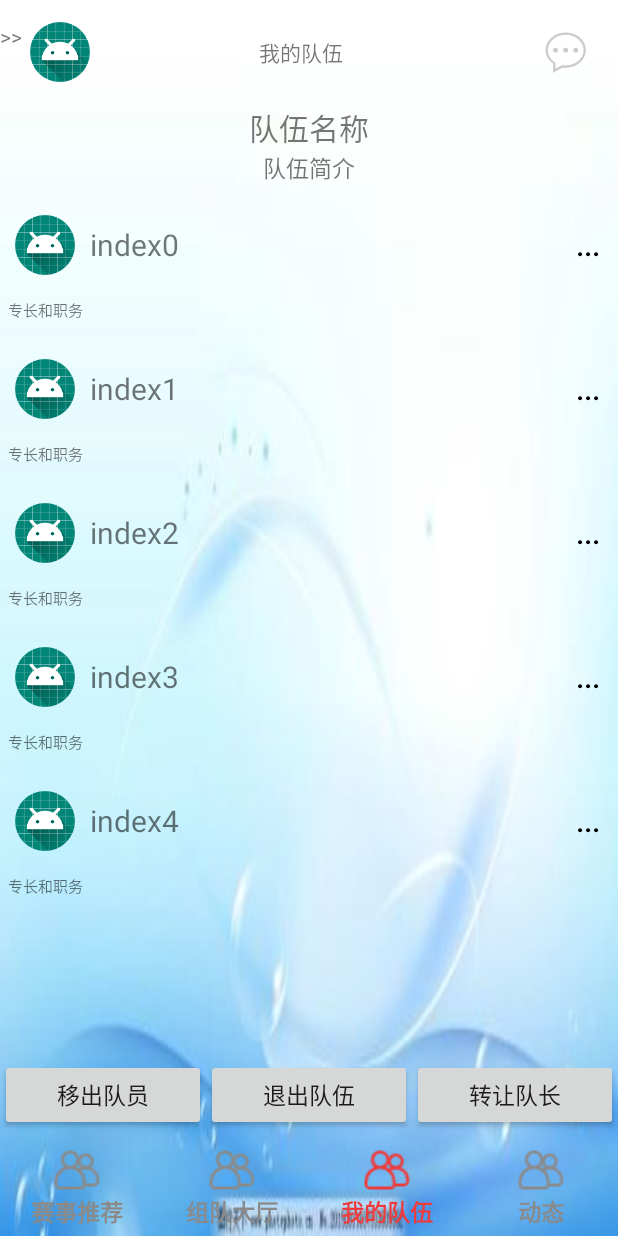
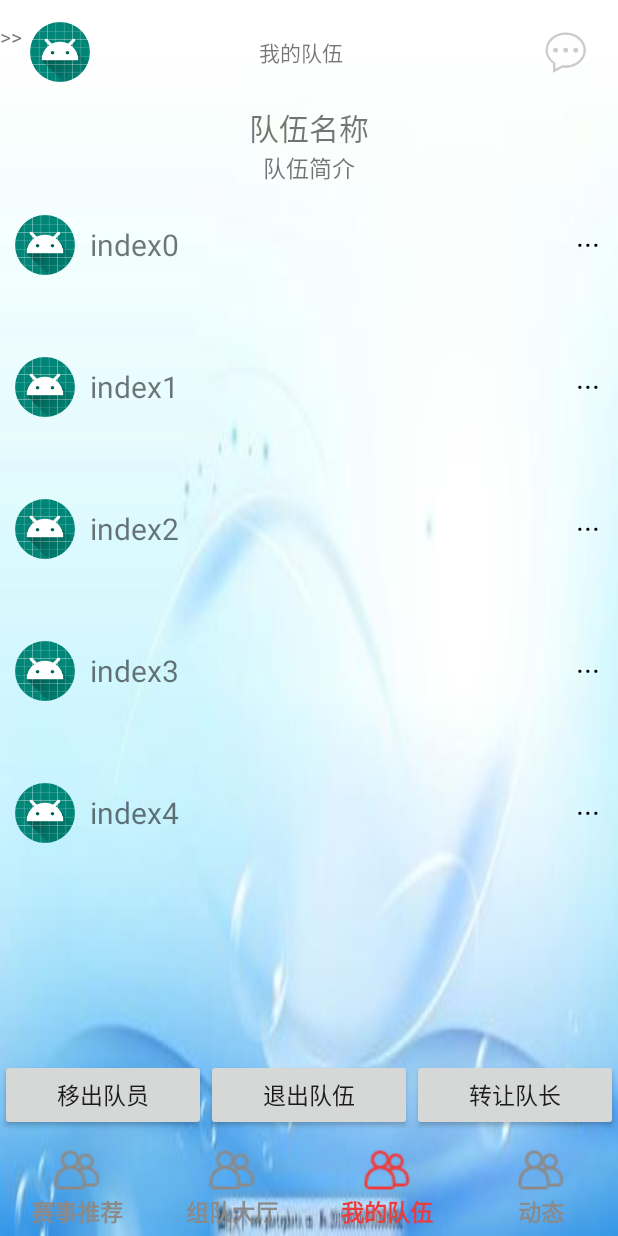
Before and after one commit to Albert9527/MeetStone, an Android app: the screen it shows after launch (HomePageActivity), after a tap on "我的队伍", on a phone screen of 412 x 824 dp. Run offline under Robolectric (Android 15) with nearby library versions, the light colour scheme and no system bars; our stand-ins replace CircleImageView, RxJava; libraries missing offline, so code that uses them is left out: com.liji.circleimageview, com.scwang.smartrefresh; plain views replace CircleImageView, SmartRefreshLayout; pictures from the network do not load; 5 statements that could not run were skipped.

Commit message:
我的队伍界面优化，点击事件响应

```diff
--- a/app/src/main/java/com/ZCZ1024/MeetStone/Adapter/MemberViewAdpter.java
+++ b/app/src/main/java/com/ZCZ1024/MeetStone/Adapter/MemberViewAdpter.java
@@ -2,6 +2,7 @@ package com.ZCZ1024.MeetStone.Adapter;
 
 import android.util.Log;
 import android.view.LayoutInflater;
+import android.view.Menu;
 import android.view.View;
 import android.view.ViewGroup;
 import android.widget.TextView;
@@ -9,27 +10,29 @@ import android.widget.TextView;
 import androidx.annotation.NonNull;
 import androidx.recyclerview.widget.RecyclerView;
 
+import com.ZCZ1024.MeetStone.Entity.Member;
 import com.ZCZ1024.MeetStone.Entity.User;
 import com.ZCZ1024.MeetStone.Fragments.FragmentMyTeam;
 import com.ZCZ1024.MeetStone.R;
+import com.liji.circleimageview.CircleImageView;
 
 import java.util.List;
 
 public class MemberViewAdpter extends RecyclerView.Adapter<MemberViewAdpter.ListviewAdpter> {
 
-    private TextView textView;
-    private List<User> users;
+    private List<Member> members;
     private FragmentMyTeam.OnItemClickListener listener;
+    private View.OnClickListener viewlistener;
 
-    public MemberViewAdpter(List<User> users) {
-        this.users = users;
+    public MemberViewAdpter(List<Member> members) {
+        this.members = members;
     }
     public void setOnItemClickListener(FragmentMyTeam.OnItemClickListener listener){
         this.listener = listener;
     }
 
-    public void setMember(List<User> users) {
-        this.users = users;
+    public void setMember(List<Member> members) {
+        this.members = members;
 
         //刷新数据
         notifyDataSetChanged();
@@ -46,29 +49,38 @@ public class MemberViewAdpter extends RecyclerView.Adapter<MemberViewAdpter.List
 
     @Override
     public void onBindViewHolder(@NonNull ListviewAdpter holder, final int position) {
-        User user = users.get(position);
-        holder.textView.setText(user.getUname());
-        holder.textView.setOnClickListener(new View.OnClickListener() {
+        viewlistener = new View.OnClickListener() {
             @Override
             public void onClick(View v) {
                 if (listener != null){
                     listener.itemClick(position,v);
                 }
             }
-        });
+        };
+        Member member = members.get(position);
+        holder.tv_member_name.setText(member.getUname());
+        holder.tv_member_tx.setOnClickListener(viewlistener);
+        holder.tv_member_more.setOnClickListener(viewlistener);
+        holder.tv_member_content.setText(member.getContent());
     }
 
     @Override
     public int getItemCount() {
-        return users.size();
+        return members.size();
     }
 
     public class ListviewAdpter extends RecyclerView.ViewHolder {
-        TextView textView;
+        TextView tv_member_name,tv_member_more,tv_member_content;
+        CircleImageView tv_member_tx;
+
         public ListviewAdpter(@NonNull View itemView) {
             super(itemView);
 
-        textView = itemView.findViewById(R.id.tv_member_uname);
+            tv_member_name = itemView.findViewById(R.id.tv_member_uname);
+            tv_member_tx = itemView.findViewById(R.id.img_member_tx);
+            tv_member_more = itemView.findViewById(R.id.tv_member_more);
+            tv_member_content = itemView.findViewById(R.id.tv_member_content);
+
         }
 
     }
--- /dev/null
+++ b/app/src/main/java/com/ZCZ1024/MeetStone/Entity/Member.java
@@ -0,0 +1,21 @@
+package com.ZCZ1024.MeetStone.Entity;
+
+public class Member extends User{
+    private String content;
+
+    public Member(){
+        super();
+    }
+
+    public Member(String uname) {
+        super(uname);
+    }
+
+    public String getContent() {
+        return content;
+    }
+
+    public void setContent(String content) {
+        this.content = content;
+    }
+}
--- a/app/src/main/java/com/ZCZ1024/MeetStone/Fragments/FragmentMyTeam.java
+++ b/app/src/main/java/com/ZCZ1024/MeetStone/Fragments/FragmentMyTeam.java
@@ -2,8 +2,12 @@ package com.ZCZ1024.MeetStone.Fragments;
 
 import android.os.Bundle;
 import android.view.LayoutInflater;
+import android.view.Menu;
+import android.view.MenuInflater;
+import android.view.MenuItem;
 import android.view.View;
 import android.view.ViewGroup;
+import android.widget.Button;
 import android.widget.Toast;
 
 import androidx.annotation.NonNull;
@@ -13,7 +17,7 @@ import androidx.recyclerview.widget.LinearLayoutManager;
 import androidx.recyclerview.widget.RecyclerView;
 
 import com.ZCZ1024.MeetStone.Adapter.MemberViewAdpter;
-import com.ZCZ1024.MeetStone.Entity.User;
+import com.ZCZ1024.MeetStone.Entity.Member;
 import com.ZCZ1024.MeetStone.R;
 import com.ZCZ1024.MeetStone.Util.RefreshUtil;
 import com.scwang.smartrefresh.layout.api.RefreshLayout;
@@ -22,26 +26,47 @@ import com.scwang.smartrefresh.layout.listener.OnRefreshListener;
 import java.util.ArrayList;
 import java.util.List;
 
-public class FragmentMyTeam extends Fragment {
-    private List<User> users;
+public class FragmentMyTeam extends Fragment implements View.OnClickListener {
+    private List<Member> members;
     private RecyclerView recyclerView;
     private MemberViewAdpter viewAdpter;
+    private Button btn_member_remove, btn_member_outTeam, btn_member_change_Captain;
 
     @Nullable
     @Override
     public View onCreateView(@NonNull LayoutInflater inflater,
                              @Nullable ViewGroup container,
                              @Nullable Bundle savedInstanceState) {
-        View view =  inflater.inflate(R.layout.fragment_myteam, container, false);
+        View view = inflater.inflate(R.layout.fragment_myteam, container, false);
+
+        initView(view);
+
         recyclerView = view.findViewById(R.id.recyclerview_member);
         recyclerView.setLayoutManager(new LinearLayoutManager(getContext()));
 
         viewAdpter = new MemberViewAdpter(null);
-
         FragmentMyTeam.OnItemClickListener listener = new FragmentMyTeam.OnItemClickListener() {
             @Override
             public void itemClick(int position, View view) {
-                Toast.makeText(view.getContext(),position+"被点击",Toast.LENGTH_LONG).show();
+                switch (view.getId()) {
+                    case R.id.tv_member_more:
+                        Toast.makeText(view.getContext(), "btn_member_outteam被点击", Toast.LENGTH_LONG).show();
+                        break;
+
+                    case R.id.tv_member_uname:
+                    Toast.makeText(view.getContext(), "tv_member_uname被点击", Toast.LENGTH_LONG).show();
+
+                    break;
+
+                    case R.id.img_member_tx:
+                        Toast.makeText(view.getContext(), "img_member_tx被点击", Toast.LENGTH_LONG).show();
+
+                        break;
+
+                    default:
+                        break;
+                }
+
             }
         };
 
@@ -65,33 +90,49 @@ public class FragmentMyTeam extends Fragment {
         return view;
     }
 
-    private void initData() {
-        users = new ArrayList<>();
-        for (int i = 0;i<5;i++){
-            User user = new User("index"+i);
-            users.add(user);
-        }
-        viewAdpter.setMember(users);
+    private void initView(View v) {
+        btn_member_remove = v.findViewById(R.id.btn_member_remove);
+        btn_member_outTeam = v.findViewById(R.id.btn_member_outTeam);
+        btn_member_change_Captain = v.findViewById(R.id.btn_member_change_Captain);
+
+        btn_member_remove.setOnClickListener(this);
+        btn_member_outTeam.setOnClickListener(this);
+        btn_member_change_Captain.setOnClickListener(this);
     }
 
-    public static interface OnItemClickListener{
-        void itemClick(int position, View view);
+    private void initData() {
+        members = new ArrayList<>();
+        for (int i = 0; i < 5; i++) {
+            Member member = new Member("index" + i);
+            members.add(member);
+        }
+        viewAdpter.setMember(members);
     }
 
-    public void myTeanmClick(View view){
-        switch (view.getId()){
+    @Override
+    public void onClick(View v) {
+        switch (v.getId()) {
             case R.id.btn_member_remove:
+                Toast.makeText(v.getContext(), "btn_member_remove被点击", Toast.LENGTH_LONG).show();
+
                 break;
 
             case R.id.btn_member_outTeam:
+                Toast.makeText(v.getContext(), "btn_member_outteam被点击", Toast.LENGTH_LONG).show();
+
                 break;
 
             case R.id.btn_member_change_Captain:
+                Toast.makeText(v.getContext(), "btn_member_change_Captain被点击", Toast.LENGTH_LONG).show();
+
                 break;
 
             default:
                 break;
         }
+    }
 
+    public static interface OnItemClickListener {
+        void itemClick(int position, View view);
     }
 }
--- a/app/src/main/res/layout/fragment_myteam.xml
+++ b/app/src/main/res/layout/fragment_myteam.xml
@@ -73,7 +73,7 @@
             android:layout_height="wrap_content"
             android:layout_weight="1"
             android:text="转让队长"
-            android:textSize="15sp" />
+            android:textSize="15sp"/>
     </LinearLayout>
 
 </LinearLayout>
--- a/app/src/main/res/layout/item_menber.xml
+++ b/app/src/main/res/layout/item_menber.xml
@@ -8,8 +8,7 @@
     <LinearLayout
         android:layout_width="match_parent"
         android:layout_height="wrap_content"
-        android:gravity="center"
-        android:orientation="horizontal">
+        android:gravity="center">
 
         <com.liji.circleimageview.CircleImageView
             android:id="@+id/img_member_tx"
@@ -22,18 +21,19 @@
             android:id="@+id/tv_member_uname"
             android:layout_width="match_parent"
             android:layout_height="wrap_content"
+            android:layout_marginLeft="10dp"
             android:layout_weight="1"
-            android:layout_marginLeft="10dp"
             android:text="用户名"
-            android:textSize="20sp" />
-        <Button
+            android:textSize="20sp"/>
+
+        <TextView
+            android:id="@+id/tv_member_more"
             android:layout_width="40dp"
             android:layout_height="40dp"
-            android:text="..."
-            android:textSize="20dp"
             android:gravity="center"
-            android:background="#00000000"
-            android:textColor="#000000"/>
+            android:text="···"
+            android:textColor="#000000"
+            android:textSize="20dp" />
     </LinearLayout>
 
     <TextView
```
Also changed, not shown: app/src/main/res/menu/menber_menu.xml (+6 -6 lines).
